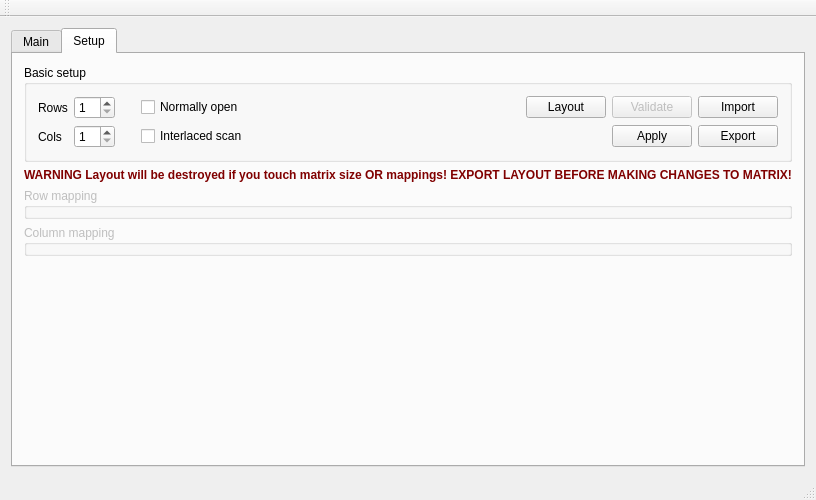
Above: FlightController/FlightController.ui from dmaone/CommonSense before the change. Below: the same form after it.
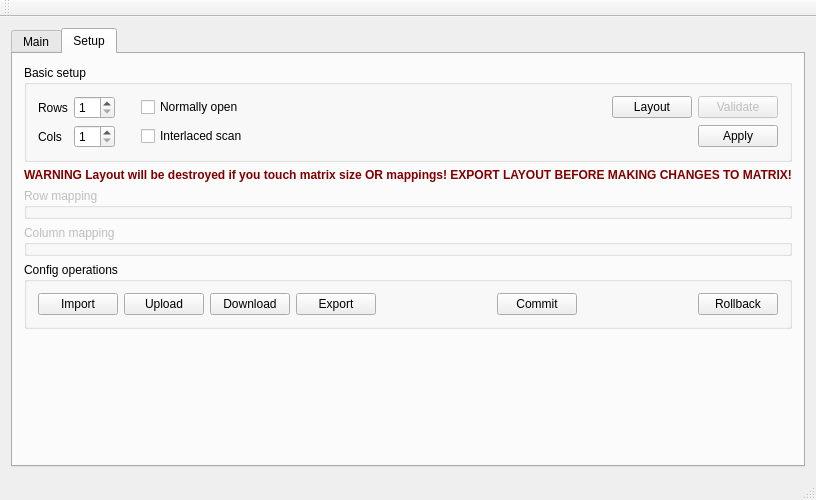
That is the form after the change. The open tabs and pages were chosen to show the change. Custom widgets are drawn as their Qt base class.

Patch:
```diff
--- a/FlightController/FlightController.ui
+++ b/FlightController/FlightController.ui
@@ -15,7 +15,7 @@
   </property>
   <widget class="QWidget" name="centralWidget">
    <layout class="QGridLayout" name="gridLayout_3">
-    <item row="0" column="0">
+    <item row="1" column="0">
      <widget class="QTabWidget" name="mainPanel">
       <property name="sizePolicy">
        <sizepolicy hsizetype="Expanding" vsizetype="Expanding">
@@ -136,17 +136,10 @@
             </property>
            </widget>
           </item>
-          <item row="11" column="0">
-           <widget class="QPushButton" name="commitButton">
+          <item row="6" column="0">
+           <widget class="QPushButton" name="statusRequestButton">
             <property name="text">
-             <string>Commit config</string>
-            </property>
-           </widget>
-          </item>
-          <item row="12" column="0">
-           <widget class="QPushButton" name="rollbackButton">
-            <property name="text">
-             <string>Revert config</string>
+             <string>Status</string>
             </property>
            </widget>
           </item>
@@ -242,20 +235,6 @@
              </property>
             </widget>
            </item>
-           <item row="1" column="4">
-            <widget class="QCheckBox" name="InterlacedScan">
-             <property name="text">
-              <string>Interlaced scan</string>
-             </property>
-            </widget>
-           </item>
-           <item row="0" column="8">
-            <widget class="QPushButton" name="importButton">
-             <property name="text">
-              <string>Import</string>
-             </property>
-            </widget>
-           </item>
            <item row="1" column="1">
             <widget class="QSpinBox" name="Cols">
              <property name="minimum">
@@ -269,10 +248,10 @@
              </property>
             </widget>
            </item>
-           <item row="1" column="8">
-            <widget class="QPushButton" name="exportButton">
+           <item row="1" column="4">
+            <widget class="QCheckBox" name="InterlacedScan">
              <property name="text">
-              <string>Export</string>
+              <string>Interlaced scan</string>
              </property>
             </widget>
            </item>
@@ -341,6 +320,83 @@
           </property>
          </widget>
         </item>
+        <item>
+         <widget class="QGroupBox" name="groupBox_2">
+          <property name="title">
+           <string>Config operations</string>
+          </property>
+          <layout class="QHBoxLayout" name="horizontalLayout_2">
+           <item>
+            <widget class="QPushButton" name="importButton">
+             <property name="text">
+              <string>Import</string>
+             </property>
+            </widget>
+           </item>
+           <item>
+            <widget class="QPushButton" name="uploadButton">
+             <property name="text">
+              <string>Upload</string>
+             </property>
+            </widget>
+           </item>
+           <item>
+            <widget class="QPushButton" name="downloadButton">
+             <property name="text">
+              <string>Download</string>
+             </property>
+            </widget>
+           </item>
+           <item>
+            <widget class="QPushButton" name="exportButton">
+             <property name="text">
+              <string>Export</string>
+             </property>
+            </widget>
+           </item>
+           <item>
+            <spacer name="horizontalSpacer_4">
+             <property name="orientation">
+              <enum>Qt::Horizontal</enum>
+             </property>
+             <property name="sizeHint" stdset="0">
+              <size>
+               <width>40</width>
+               <height>20</height>
+              </size>
+             </property>
+            </spacer>
+           </item>
+           <item>
+            <widget class="QPushButton" name="commitButton">
+             <property name="text">
+              <string>Commit</string>
+             </property>
+            </widget>
+           </item>
+           <item>
+            <spacer name="horizontalSpacer_3">
+             <property name="orientation">
+              <enum>Qt::Horizontal</enum>
+             </property>
+             <property name="sizeHint" stdset="0">
+              <size>
+               <width>40</width>
+               <height>20</height>
+              </size>
+             </property>
+            </spacer>
+           </item>
+           <item>
+            <widget class="QPushButton" name="rollbackButton">
+             <property name="text">
+              <string>Rollback</string>
+             </property>
+            </widget>
+           </item>
+          </layout>
+         </widget>
+        </item>
         <item>
          <spacer name="verticalSpacer_4">
           <property name="orientation">
```
Left out of the diff: 117 changed lines with no effect on the pictures.
